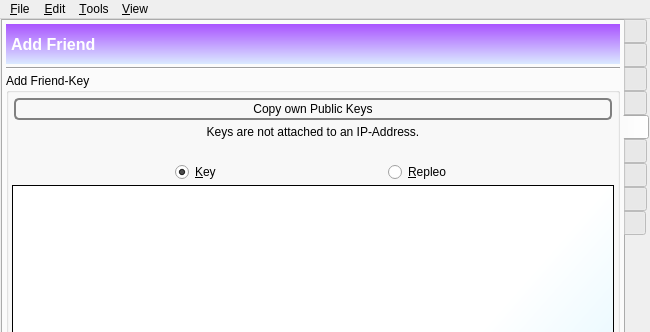
First picture: the form in GoldBug-UI/controlcenter.ui, repository xloem/spot-on-svn, before the edit; both pictures show x 0 to 650 and y 0 to 332 of the 650 by 906 pixel window.
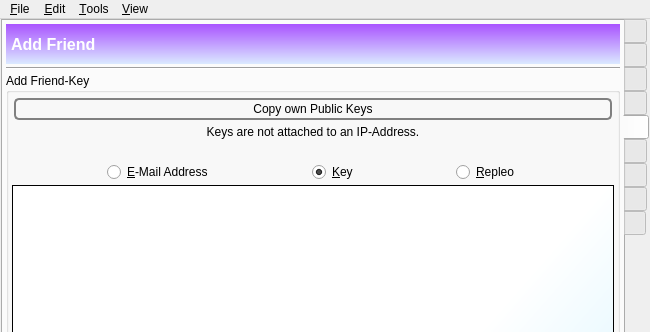
Second picture: the form after the edit. The open tabs and pages were chosen to show the change. Icons and pictures are not drawn. Custom widgets are drawn as their Qt base class.

What changed in the file:
```diff
--- a/GoldBug-UI/controlcenter.ui
+++ b/GoldBug-UI/controlcenter.ui
@@ -4343,6 +4343,26 @@
                  </property>
                 </spacer>
                </item>
+               <item>
+                <widget class="QRadioButton" name="addFriendEmail">
+                 <property name="text">
+                  <string>&amp;E-Mail Address</string>
+                 </property>
+                </widget>
+               </item>
+               <item>
+                <spacer name="horizontalSpacer_30">
+                 <property name="orientation">
+                  <enum>Qt::Horizontal</enum>
+                 </property>
+                 <property name="sizeHint" stdset="0">
+                  <size>
+                   <width>40</width>
+                   <height>20</height>
+                  </size>
+                 </property>
+                </spacer>
+               </item>
                <item>
                 <widget class="QRadioButton" name="addFriendPublicKeyRadio">
                  <property name="text">
```
Left out of the diff: 3 changed lines with no effect on the pictures.
